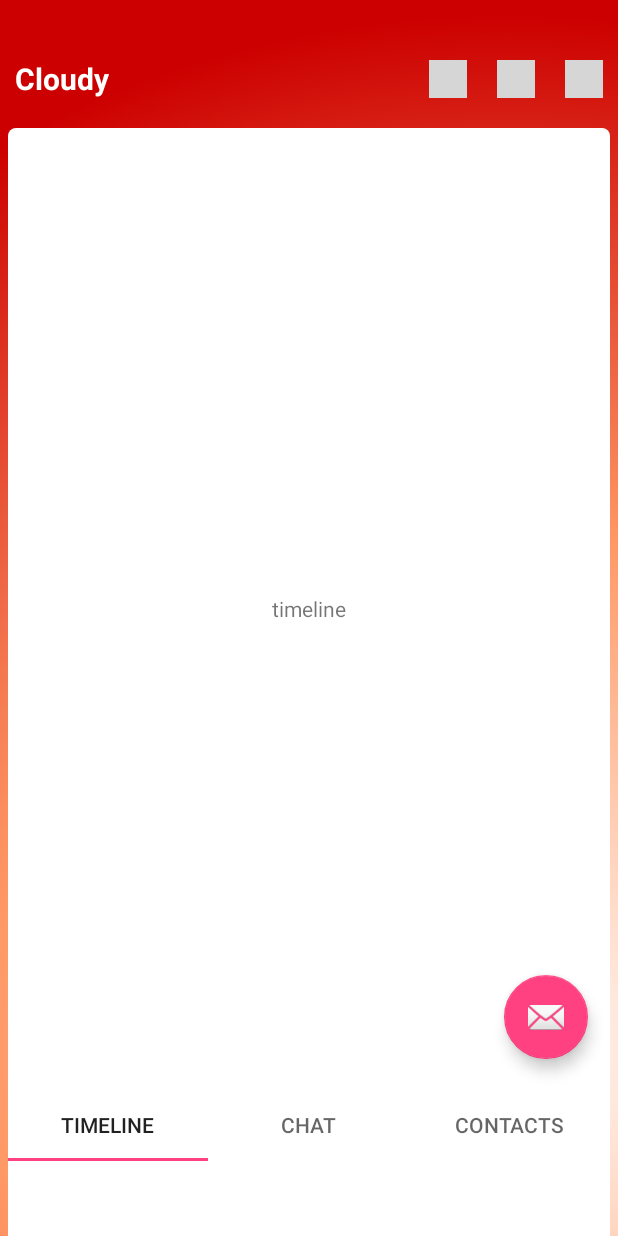
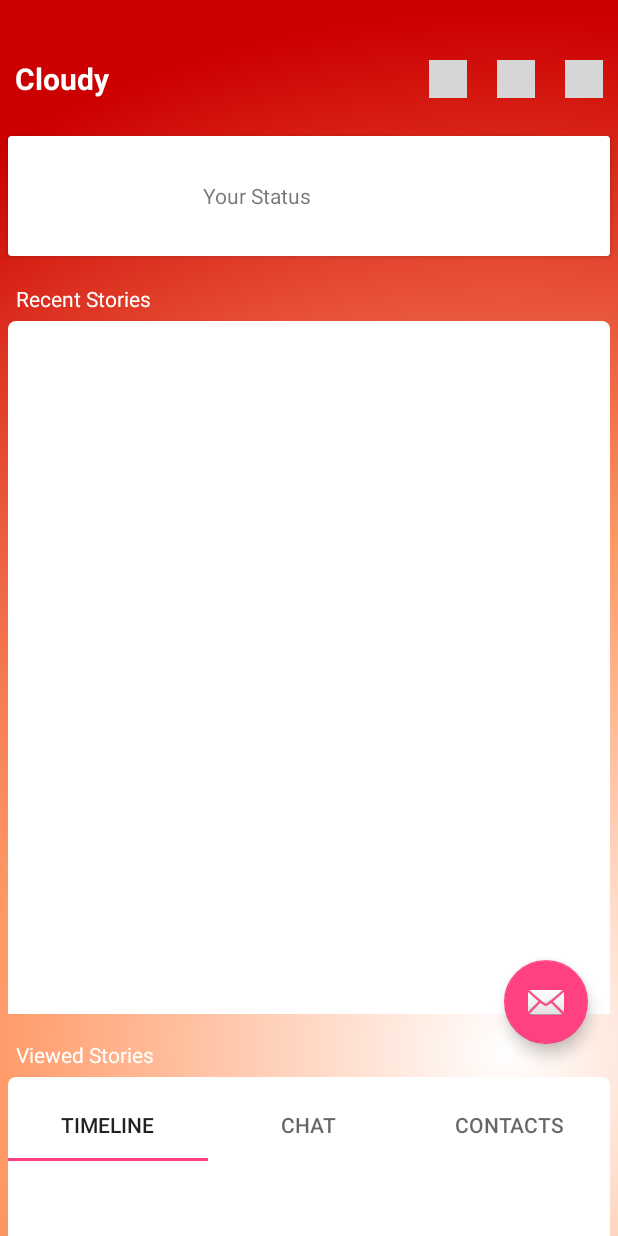
Before and after one commit to gourav028/Cloudy, an Android app: the screen it shows after launch (MainActivity), on a phone screen of 412 x 824 dp. Run offline under Robolectric (Android 15) with nearby library versions, the phone set to English and light mode, and no system bars; grey boxes are pictures that could not be loaded.

Commit message:
Stories Activity partially created; Profile Activity partially created;

```diff
--- a/app/build.gradle
+++ b/app/build.gradle
@@ -26,4 +26,8 @@ dependencies {
     testImplementation 'junit:junit:4.12'
     androidTestImplementation 'com.android.support.test:runner:0.5'
     androidTestImplementation 'com.android.support.test.espresso:espresso-core:2.2.2'
+    compile 'com.android.support:recyclerview-v7:26.1.0'
+    compile 'com.android.support:cardview-v7:26.1.0'
+
+
 }
--- a/app/src/main/java/cc/atspace/cloudy/cloudy/Chat.java
+++ b/app/src/main/java/cc/atspace/cloudy/cloudy/Chat.java
@@ -1,18 +1,35 @@
 package cc.atspace.cloudy.cloudy;
 
+import android.content.Context;
+import android.content.Intent;
 import android.os.Bundle;
 import android.support.annotation.Nullable;
 import android.support.v4.app.Fragment;
 import android.view.LayoutInflater;
 import android.view.View;
 import android.view.ViewGroup;
+import android.widget.Button;
 
 public class Chat extends Fragment {
+
+    private View rootView;
+    private Button profile;
+    private Context context;
 
     @Nullable
     @Override
     public View onCreateView(LayoutInflater inflater, @Nullable ViewGroup container, @Nullable Bundle savedInstanceState) {
+        rootView = inflater.inflate(R.layout.fragment_chat, container, false);
+        context = getActivity();
+        profile = (Button) this.rootView.findViewById(R.id.profile);
 
-        return inflater.inflate(R.layout.fragment_chat,container,false);
+        profile.setOnClickListener(new View.OnClickListener() {
+            @Override
+            public void onClick(View view) {
+                startActivity(new Intent(context, Profile.class));
+
+            }
+        });
+        return rootView;
     }
 }
--- a/app/src/main/java/cc/atspace/cloudy/cloudy/MainActivity.java
+++ b/app/src/main/java/cc/atspace/cloudy/cloudy/MainActivity.java
@@ -5,7 +5,6 @@ import android.support.design.widget.TabLayout;
 import android.support.design.widget.FloatingActionButton;
 import android.support.design.widget.Snackbar;
 import android.support.v7.app.AppCompatActivity;
-import android.support.v7.widget.Toolbar;
 
 import android.support.v4.app.Fragment;
 import android.support.v4.app.FragmentManager;
@@ -21,7 +20,6 @@ import android.view.ViewGroup;
 import android.view.Window;
 import android.view.WindowManager;
 import android.widget.ImageView;
-import android.widget.TextView;
 import android.widget.Toast;
 
 public class MainActivity extends AppCompatActivity {
@@ -178,8 +176,8 @@ public class MainActivity extends AppCompatActivity {
             switch(position)
             {
                 case 0:
-                    TimeLine timeLine = new TimeLine();
-                    return timeLine;
+                    Story story = new Story();
+                    return story;
                 case 1:
                     Chat chat = new Chat();
                     return  chat;
--- /dev/null
+++ b/app/src/main/java/cc/atspace/cloudy/cloudy/Story.java
@@ -0,0 +1,53 @@
+package cc.atspace.cloudy.cloudy;
+
+import android.content.Context;
+import android.content.Intent;
+import android.support.annotation.Nullable;
+import android.support.v4.app.Fragment;
+import android.os.Bundle;
+import android.view.LayoutInflater;
+import android.view.View;
+import android.view.ViewGroup;
+import android.widget.Button;
+
+public class Story extends Fragment {
+    private Button prachi, pranjal;
+    private View rootView;
+    private Context context;
+
+    @Nullable
+    @Override
+    public View onCreateView(LayoutInflater inflater, @Nullable ViewGroup container, @Nullable Bundle savedInstanceState) {
+
+        rootView = inflater.inflate(R.layout.fragment_story, container, false);
+        init();
+        return rootView;
+    }
+
+    private void init()
+    {
+        context=getActivity();
+/*
+
+        prachi = (Button) this.rootView.findViewById(R.id.prachi);
+        pranjal = (Button) this.rootView.findViewById(R.id.pranjal);
+
+        prachi.setOnClickListener(new View.OnClickListener() {
+            @Override
+            public void onClick(View view) {
+                //startActivity(new Intent(getContext(),Profile.class));
+            }
+        });
+
+        pranjal.setOnClickListener(new View.OnClickListener() {
+            @Override
+            public void onClick(View view) {
+                startActivity(new Intent(context, Profile.class));
+
+            }
+        });
+*/
+
+
+    }
+}
--- a/app/src/main/java/cc/atspace/cloudy/cloudy/TimeLine.java
+++ /dev/null
@@ -1,19 +0,0 @@
-package cc.atspace.cloudy.cloudy;
-
-import android.support.annotation.Nullable;
-import android.support.v4.app.Fragment;
-import android.support.v7.app.AppCompatActivity;
-import android.os.Bundle;
-import android.view.LayoutInflater;
-import android.view.View;
-import android.view.ViewGroup;
-
-public class TimeLine extends Fragment {
-
-    @Nullable
-    @Override
-    public View onCreateView(LayoutInflater inflater, @Nullable ViewGroup container, @Nullable Bundle savedInstanceState) {
-
-        return inflater.inflate(R.layout.fragment_time_line,container,false);
-    }
-}
--- a/app/src/main/res/layout/activity_main.xml
+++ b/app/src/main/res/layout/activity_main.xml
@@ -9,13 +9,6 @@
     android:fitsSystemWindows="true"
     tools:context="cc.atspace.cloudy.cloudy.MainActivity">
 
-    <!--android.support.design.widget.AppBarLayout
-        android:id="@+id/appbar"
-        android:layout_width="match_parent"
-        android:layout_height="wrap_content"
-        android:paddingTop="@dimen/appbar_padding_top"
-        android:layout_alignParentBottom="true"
-        -->
     <RelativeLayout
         android:id="@+id/header_layout"
         android:layout_width="match_parent"
@@ -88,9 +81,9 @@
     </RelativeLayout>
 
     <RelativeLayout
+        android:id="@+id/main_container_layout"
         android:layout_width="match_parent"
         android:layout_height="wrap_content"
-        android:layout_above="@id/tabs"
         android:layout_below="@id/header_layout">
 
         <android.support.v4.view.ViewPager
@@ -103,23 +96,11 @@
             android:id="@+id/fab"
             android:layout_width="wrap_content"
             android:layout_height="wrap_content"
-            android:layout_alignParentBottom="true"
+            android:layout_above="@id/tabs"
             android:layout_alignParentRight="true"
-            android:layout_margin="20dp"
+            android:layout_marginBottom="30dp"
+            android:layout_marginRight="20dp"
             app:srcCompat="@android:drawable/ic_dialog_email" />
-    </RelativeLayout>
-
-    <!--android.support.v7.widget.Toolbar
-        android:id="@+id/toolbar"
-        android:layout_width="match_parent"
-        android:layout_height="?attr/actionBarSize"
-        android:layout_weight="1"
-        android:background="?attr/colorPrimary"
-        app:layout_scrollFlags="scroll|enterAlways"
-        app:popupTheme="@style/AppTheme.PopupOverlay"
-        app:title="@string/app_name">
-
-    </android.support.v7.widget.Toolbar-->
 
         <android.support.design.widget.TabLayout
             android:id="@+id/tabs"
@@ -128,7 +109,6 @@
             android:layout_alignParentBottom="true"
             android:layout_marginLeft="5dp"
             android:layout_marginRight="5dp"
-        android:background="#fff"
             android:paddingBottom="50dp">
 
             <android.support.design.widget.TabItem
@@ -153,5 +133,5 @@
                 android:textColor="#ccc" />
 
         </android.support.design.widget.TabLayout>
-    <!--/android.support.design.widget.AppBarLayout-->
     </RelativeLayout>
+</RelativeLayout>
--- a/app/src/main/res/layout/fragment_chat.xml
+++ b/app/src/main/res/layout/fragment_chat.xml
@@ -21,5 +21,11 @@
     android:layout_centerInParent="true"
 
     />
+
+        <Button
+            android:id="@+id/profile"
+            android:layout_width="wrap_content"
+            android:layout_height="wrap_content"
+            android:text="Profile"/>
 </RelativeLayout>
 </RelativeLayout>
--- a/app/src/main/res/layout/fragment_main.xml
+++ /dev/null
@@ -1,22 +0,0 @@
-<android.support.constraint.ConstraintLayout xmlns:android="http://schemas.android.com/apk/res/android"
-    xmlns:app="http://schemas.android.com/apk/res-auto"
-    xmlns:tools="http://schemas.android.com/tools"
-    android:id="@+id/constraintLayout"
-    android:layout_width="match_parent"
-    android:layout_height="match_parent"
-    tools:context="cc.atspace.cloudy.cloudy.MainActivity$PlaceholderFragment">
-
-    <TextView
-        android:id="@+id/section_label"
-        android:layout_width="wrap_content"
-        android:layout_height="wrap_content"
-        android:layout_marginBottom="@dimen/activity_vertical_margin"
-        android:layout_marginEnd="@dimen/activity_horizontal_margin"
-        android:layout_marginStart="@dimen/activity_horizontal_margin"
-        android:layout_marginTop="@dimen/activity_vertical_margin"
-        app:layout_constraintLeft_toLeftOf="parent"
-        app:layout_constraintTop_toTopOf="@+id/constraintLayout"
-        tools:layout_constraintLeft_creator="1"
-        tools:layout_constraintTop_creator="1" />
-
-</android.support.constraint.ConstraintLayout>
--- /dev/null
+++ b/app/src/main/res/layout/fragment_story.xml
@@ -0,0 +1,130 @@
+<?xml version="1.0" encoding="utf-8"?>
+<RelativeLayout xmlns:android="http://schemas.android.com/apk/res/android"
+    xmlns:app="http://schemas.android.com/apk/res-auto"
+    xmlns:tools="http://schemas.android.com/tools"
+    android:layout_width="match_parent"
+    android:layout_height="match_parent"
+    tools:context="cc.atspace.cloudy.cloudy.Story">
+
+
+    <ScrollView
+        android:layout_width="match_parent"
+        android:layout_height="match_parent">
+
+        <RelativeLayout
+            android:layout_width="match_parent"
+            android:layout_height="match_parent">
+
+            <android.support.v7.widget.CardView
+                android:id="@+id/your_story_card_view"
+                android:layout_width="match_parent"
+                android:layout_height="wrap_content"
+                android:layout_margin="5dp">
+
+                <RelativeLayout
+                    android:layout_width="match_parent"
+                    android:layout_height="wrap_content">
+
+                    <ImageView
+                        android:id="@+id/your_story_image_view"
+                        android:layout_width="80dp"
+                        android:layout_height="80dp" />
+
+                    <TextView
+                        android:id="@+id/your_story_text_view"
+                        android:layout_width="wrap_content"
+                        android:layout_height="wrap_content"
+                        android:layout_centerInParent="true"
+                        android:layout_marginLeft="50dp"
+                        android:layout_toRightOf="@id/your_story_image_view"
+                        android:text="Your Status" />
+                </RelativeLayout>
+            </android.support.v7.widget.CardView>
+
+
+            <RelativeLayout
+                android:id="@+id/recent_stories_conatiner_layout"
+                android:layout_width="match_parent"
+                android:layout_height="500dp"
+                android:layout_below="@id/your_story_card_view">
+
+                <TextView
+                    android:id="@+id/recent_stories_text_view"
+                    android:layout_width="wrap_content"
+                    android:layout_height="wrap_content"
+                    android:layout_margin="5dp"
+                    android:paddingLeft="5dp"
+                    android:paddingTop="8dp"
+                    android:text="Recent Stories"
+                    android:textColor="@color/white" />
+
+                <RelativeLayout
+                    android:layout_width="match_parent"
+                    android:layout_height="match_parent"
+                    android:layout_below="@id/recent_stories_text_view"
+                    android:layout_marginLeft="5dp"
+                    android:layout_marginRight="5dp"
+                    android:background="@xml/two_rounded_white">
+
+                </RelativeLayout>
+
+            </RelativeLayout>
+
+            <RelativeLayout
+                android:id="@+id/viewed_stories_conatiner_layout"
+                android:layout_width="match_parent"
+                android:layout_height="500dp"
+                android:layout_below="@id/recent_stories_conatiner_layout">
+
+                <TextView
+                    android:id="@+id/viewed_stories_text_view"
+                    android:layout_width="wrap_content"
+                    android:layout_height="wrap_content"
+                    android:layout_margin="5dp"
+                    android:paddingLeft="5dp"
+                    android:paddingTop="12dp"
+                    android:text="Viewed Stories"
+                    android:textColor="@color/white" />
+
+                <RelativeLayout
+                    android:layout_width="match_parent"
+                    android:layout_height="match_parent"
+                    android:layout_below="@id/viewed_stories_text_view"
+                    android:layout_marginLeft="5dp"
+                    android:layout_marginRight="5dp"
+                    android:background="@xml/two_rounded_white">
+
+                </RelativeLayout>
+            </RelativeLayout>
+
+            <RelativeLayout
+                android:id="@+id/muted_stories_conatiner_layout"
+                android:layout_width="match_parent"
+                android:layout_height="500dp"
+                android:layout_below="@id/viewed_stories_conatiner_layout">
+
+                <TextView
+                    android:id="@+id/muted_stories_text_view"
+                    android:layout_width="wrap_content"
+                    android:layout_height="wrap_content"
+                    android:layout_margin="5dp"
+                    android:paddingLeft="5dp"
+                    android:paddingTop="12dp"
+                    android:text="Muted Stories"
+                    android:textColor="@color/white" />
+
+                <RelativeLayout
+                    android:layout_width="match_parent"
+                    android:layout_height="match_parent"
+                    android:layout_below="@id/muted_stories_text_view"
+                    android:layout_marginLeft="5dp"
+                    android:layout_marginRight="5dp"
+                    android:background="@xml/two_rounded_white">
+
+                </RelativeLayout>
+            </RelativeLayout>
+
+
+        </RelativeLayout>
+    </ScrollView>
+</RelativeLayout>
--- a/app/src/main/res/layout/fragment_time_line.xml
+++ /dev/null
@@ -1,25 +0,0 @@
-<?xml version="1.0" encoding="utf-8"?>
-<RelativeLayout xmlns:android="http://schemas.android.com/apk/res/android"
-    xmlns:app="http://schemas.android.com/apk/res-auto"
-    xmlns:tools="http://schemas.android.com/tools"
-    android:layout_width="match_parent"
-    android:layout_height="match_parent"
-    tools:context="cc.atspace.cloudy.cloudy.TimeLine">
-
-    <RelativeLayout
-        android:layout_width="match_parent"
-        android:layout_height="match_parent"
-        android:background="@xml/two_rounded_white"
-        android:layout_marginRight="5dp"
-        android:layout_marginLeft="5dp"
-        >
-
-        <TextView
-            android:layout_width="wrap_content"
-            android:layout_height="wrap_content"
-            android:layout_centerInParent="true"
-            android:text="timeline"
-
-            />
-    </RelativeLayout>
-</RelativeLayout>
--- a/app/src/main/res/menu/menu_main.xml
+++ b/app/src/main/res/menu/menu_main.xml
@@ -5,6 +5,6 @@
     <item
         android:id="@+id/action_settings"
         android:orderInCategory="100"
-        android:title="@string/action_settings"
+        android:title="@string/profile"
         app:showAsAction="never" />
 </menu>
--- a/app/src/main/res/values/colors.xml
+++ b/app/src/main/res/values/colors.xml
@@ -4,5 +4,7 @@
     <color name="colorPrimaryDark">#303F9F</color>
     <color name="colorAccent">#FF4081</color>
     <color name="red">#cc0000</color>
+    <color name="white">#fff</color>
+
 
 </resources>
--- a/app/src/main/res/values/strings.xml
+++ b/app/src/main/res/values/strings.xml
@@ -1,9 +1,6 @@
 <resources>
     <string name="app_name">Cloudy</string>
-    <string name="tab_text_1">Tab 1</string>
-    <string name="tab_text_2">Tab 2</string>
-    <string name="tab_text_3">Tab 3</string>
-    <string name="action_settings">Settings</string>
+    <string name="profile">Profile</string>
     <string name="section_format">Hello World from section: %1$d</string>
 
     <!-- TODO: Remove or change this placeholder text -->
```
Also changed, not shown: app/src/main/AndroidManifest.xml (+14 -4 lines). Lines whose indentation alone changed are shown as unchanged.
